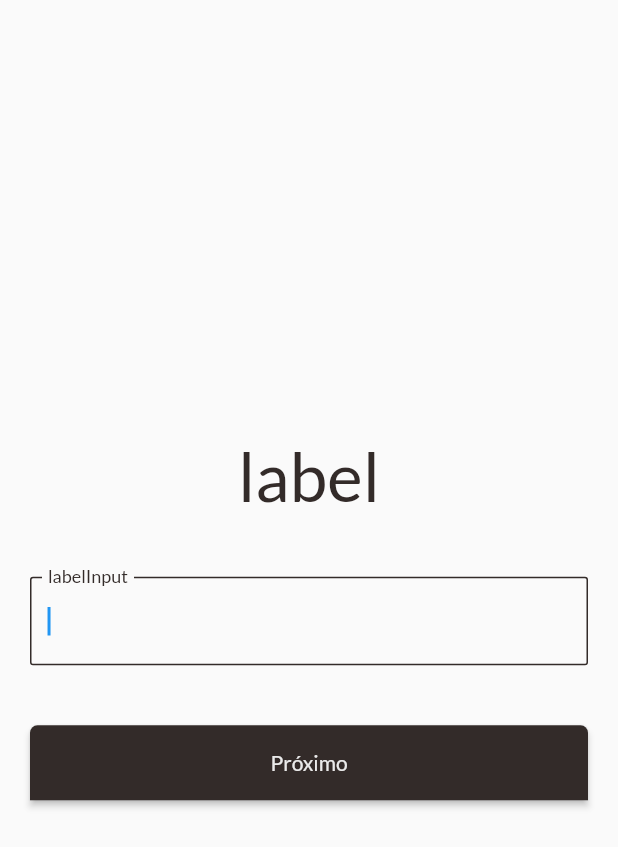
After one commit to MyllaGraciani/app-aima, a Flutter app: the CadastroPage screen opened directly, on a phone screen of 412 x 824 dp. The commit adds this screen. Shown: the top 847 px of the screen. Run offline on Flutter 3.47's test engine with Material 2 defaults, Android fonts, the phone set to English and light mode, and no system bars; our stand-ins replace table_calendar.

Commit message:
testando nova opçao de tela de cadastro

```diff
--- a/lib/main.dart
+++ b/lib/main.dart
@@ -11,7 +11,6 @@ void main() {
 }
 
 class App extends StatefulWidget {
-  // Create the initialization Future outside of `build`:
   @override
   _AppState createState() => _AppState();
 }
--- /dev/null
+++ b/lib/ui/android/pages/cadastro-pages/cadastro.page.dart
@@ -0,0 +1,24 @@
+import 'package:aima/ui/shared/widgets/cadastro.widget.dart';
+import 'package:flutter/material.dart';
+
+class CadastroPage extends StatefulWidget {
+  @override
+  _CadastroPageState createState() => _CadastroPageState();
+}
+
+class _CadastroPageState extends State<CadastroPage> {
+  final _formKey = GlobalKey<FormState>();
+  @override
+  Widget build(BuildContext context) {
+    return Scaffold(
+      body: Material(
+        child: Padding(
+          padding: const EdgeInsets.all(20.0),
+          child: Form(
+              key: _formKey,
+              child: CadastroWidget(label: "label", labelInput: "labelInput")),
+        ),
+      ),
+    );
+  }
+}
--- /dev/null
+++ b/lib/ui/shared/widgets/cadastro.widget.dart
@@ -0,0 +1,48 @@
+import 'package:flutter/material.dart';
+
+import 'button.widget.dart';
+import 'input.widget.dart';
+
+class CadastroWidget extends StatelessWidget {
+  final String label;
+  final String labelInput;
+
+  const CadastroWidget({required this.label, required this.labelInput});
+
+  @override
+  Widget build(BuildContext context) {
+    return Column(
+      mainAxisAlignment: MainAxisAlignment.center,
+      children: [
+        Text(
+          label,
+          style: Theme.of(context).textTheme.headline3,
+        ),
+        SizedBox(
+          height: 40,
+        ),
+        InputWidget(
+          label: labelInput,
+          typeKeyboard: TextInputType.text,
+          obscure: false,
+        ),
+        SizedBox(
+          height: 40,
+        ),
+        ButtonWidgetGeneric(
+          typeButton: ElevatedButton(
+            onPressed: () {
+              // Navigator.push(
+              //   context,
+              //   MaterialPageRoute(
+              //     builder: (context) => CadastroEmailPage(),
+              //   ),
+              // );
+            },
+            child: Text("Próximo"),
+          ),
+        ),
+      ],
+    );
+  }
+}
```
